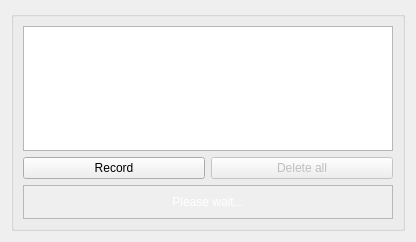
This is simonlib/simonsound/recwidget.ui in KDE/simon as Qt 5 draws it before an edit. The edited form follows.
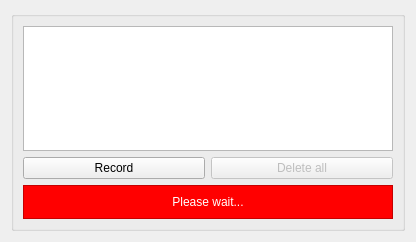
This is the edited form. Custom widgets are drawn as their Qt base class.

Commit message: Fixing pause notification on win32

```diff
--- a/simonlib/simonsound/recwidget.ui
+++ b/simonlib/simonsound/recwidget.ui
@@ -54,7 +54,10 @@
       <item>
        <widget class="QFrame" name="frmPromptAction">
         <property name="autoFillBackground">
-         <bool>true</bool>
+         <bool>false</bool>
+        </property>
+        <property name="styleSheet">
+         <string notr="true"> background-color: red</string>
         </property>
         <property name="frameShape">
          <enum>QFrame::StyledPanel</enum>
@@ -77,6 +80,33 @@
                 </color>
                </brush>
               </colorrole>
+              <colorrole role="Button">
+               <brush brushstyle="SolidPattern">
+                <color alpha="255">
+                 <red>255</red>
+                 <green>0</green>
+                 <blue>0</blue>
+                </color>
+               </brush>
+              </colorrole>
+              <colorrole role="Base">
+               <brush brushstyle="SolidPattern">
+                <color alpha="255">
+                 <red>255</red>
+                 <green>0</green>
+                 <blue>0</blue>
+                </color>
+               </brush>
+              </colorrole>
+              <colorrole role="Window">
+               <brush brushstyle="SolidPattern">
+                <color alpha="255">
+                 <red>255</red>
+                 <green>0</green>
+                 <blue>0</blue>
+                </color>
+               </brush>
+              </colorrole>
              </active>
              <inactive>
               <colorrole role="WindowText">
@@ -88,6 +118,33 @@
                 </color>
                </brush>
               </colorrole>
+              <colorrole role="Button">
+               <brush brushstyle="SolidPattern">
+                <color alpha="255">
+                 <red>255</red>
+                 <green>0</green>
+                 <blue>0</blue>
+                </color>
+               </brush>
+              </colorrole>
+              <colorrole role="Base">
+               <brush brushstyle="SolidPattern">
+                <color alpha="255">
+                 <red>255</red>
+                 <green>0</green>
+                 <blue>0</blue>
+                </color>
+               </brush>
+              </colorrole>
+              <colorrole role="Window">
+               <brush brushstyle="SolidPattern">
+                <color alpha="255">
+                 <red>255</red>
+                 <green>0</green>
+                 <blue>0</blue>
+                </color>
+               </brush>
+              </colorrole>
              </inactive>
              <disabled>
               <colorrole role="WindowText">
@@ -99,9 +156,39 @@
                 </color>
                </brush>
               </colorrole>
+              <colorrole role="Button">
+               <brush brushstyle="SolidPattern">
+                <color alpha="255">
+                 <red>255</red>
+                 <green>0</green>
+                 <blue>0</blue>
+                </color>
+               </brush>
+              </colorrole>
+              <colorrole role="Base">
+               <brush brushstyle="SolidPattern">
+                <color alpha="255">
+                 <red>255</red>
+                 <green>0</green>
+                 <blue>0</blue>
+                </color>
+               </brush>
+              </colorrole>
+              <colorrole role="Window">
+               <brush brushstyle="SolidPattern">
+                <color alpha="255">
+                 <red>255</red>
+                 <green>0</green>
+                 <blue>0</blue>
+                </color>
+               </brush>
+              </colorrole>
              </disabled>
             </palette>
            </property>
+           <property name="autoFillBackground">
+            <bool>false</bool>
+           </property>
            <property name="text">
             <string>Please wait...</string>
            </property>
```
The commit also changes 1 other file.
